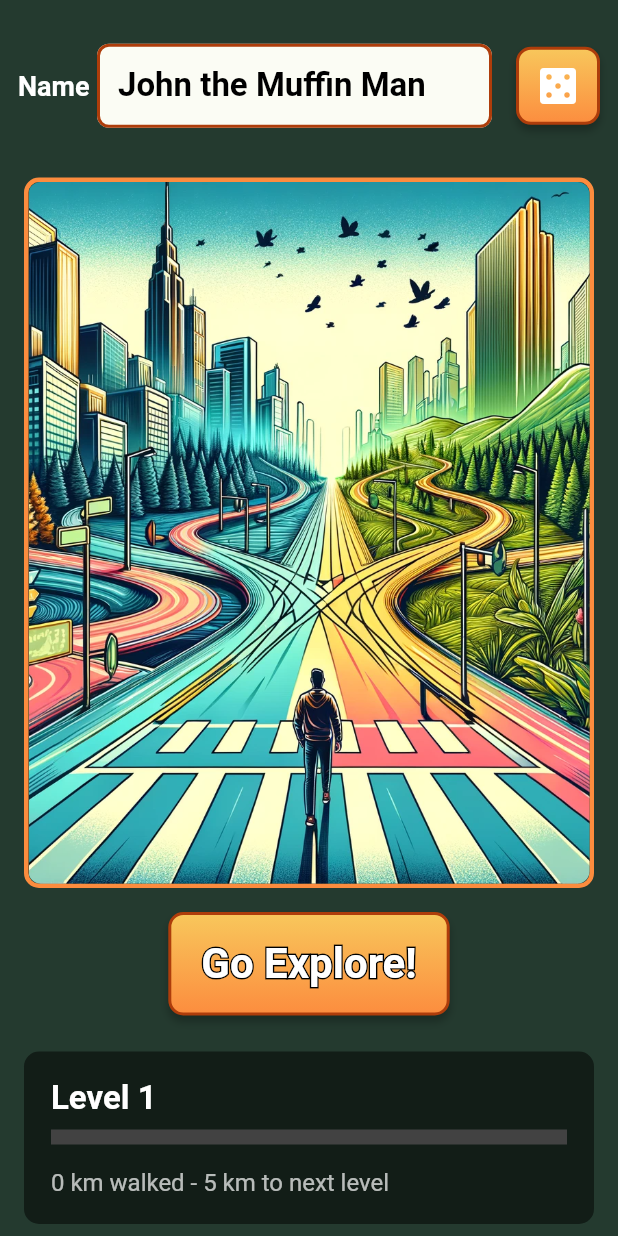
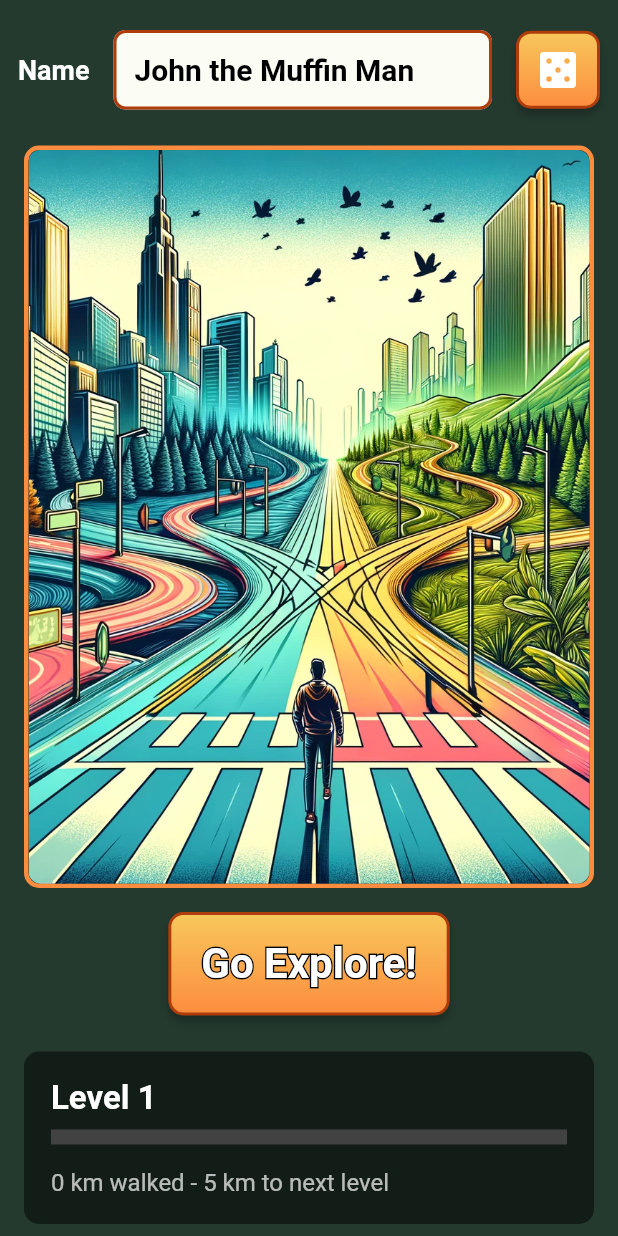
Before and after one commit to HealthyMindTech/walkie-talkie, a Flutter app: the HomePage screen opened by its route, on a phone screen of 412 x 824 dp. Run offline on Flutter 3.47's test engine with Material 2 defaults, Android fonts, the phone set to English and light mode, and no system bars; drawn by our look-alikes of stroke_text; our stand-ins replace audioplayers, flutter_map, geolocator, google_fonts, just_audio, latlong2 and 3 more; accounts and stored records are empty.

Commit message:
layout fixes

```diff
--- a/flutter/lib/screens/home_page.dart
+++ b/flutter/lib/screens/home_page.dart
@@ -34,19 +34,14 @@ class _HomePageState extends State<HomePage> {
       body: SafeArea(
         child: Column(
           children: [
-            Expanded(
-              flex: 1,
-              // This should wrap the ListView
-              child: Container(
+            Container(
               padding: const EdgeInsets.fromLTRB(12, 12, 12, 16),
               child: CustomInput(
                 controller: _nameController,
                 label: 'Name',
                 keyboardType: TextInputType.text,
                 textInputAction: TextInputAction.done,
-                        onFieldSubmitted: (value) {
-                        },
-                      ),
+                onFieldSubmitted: (value) {},
               ),
             ),
             Expanded(
@@ -59,13 +54,19 @@ class _HomePageState extends State<HomePage> {
                     color: const Color(0xFFfc8c3e),
                     width: 3,
                   ),
-                  borderRadius: BorderRadius.circular(10), // Rounded corners for the container
+                  borderRadius: BorderRadius.circular(
+                      10), // Rounded corners for the container
                 ),
                 child: ClipRRect(
-                  borderRadius: BorderRadius.circular(8), // Apply the same rounded corners to the clipper
-                  child: Image.asset('assets/background.png',
-                    width: MediaQuery.of(context).size.width, // Force the image to take full width of the screen
-                    fit: BoxFit.fitHeight, // Fit the width of the image to the container
+                  borderRadius: BorderRadius.circular(
+                      8), // Apply the same rounded corners to the clipper
+                  child: Image.asset(
+                    'assets/background.png',
+                    width: MediaQuery.of(context)
+                        .size
+                        .width, // Force the image to take full width of the screen
+                    fit: BoxFit
+                        .fitHeight, // Fit the width of the image to the container
                     // alignment: Alignment
                     //     .topCenter, // Align the image to the top of the container
                   ),
@@ -168,10 +169,7 @@ class CustomInput extends StatelessWidget {
       padding: const EdgeInsets.symmetric(vertical: 8.0), // Vertical padding
       child: Row(
         children: [
-          Expanded(
-            flex:
-                1, // Adjust the ratio of label width to text field width as needed
-            child: Text(
+          Text(
             label,
             style: const TextStyle(
               color: Colors.white, // Label color
@@ -179,8 +177,7 @@ class CustomInput extends StatelessWidget {
               fontSize: 18,
             ),
           ),
-          ),
-          // SizedBox(width: 16), // Space between label and text field
+          SizedBox(width: 16), // Space between label and text field
           Expanded(
             flex: 5, // Increase the flex of text field to give it more space
             child: TextFormField(
@@ -191,7 +188,7 @@ class CustomInput extends StatelessWidget {
               style: const TextStyle(
                 color: Colors.black, // Text color
                 fontWeight: FontWeight.bold,
-                fontSize: 22,
+                fontSize: 20,
               ),
               decoration: InputDecoration(
                 contentPadding: const EdgeInsets.symmetric(
@@ -221,7 +218,9 @@ class CustomInput extends StatelessWidget {
           ),
           const SizedBox(width: 16), // Space between label and text field
           CustomButton(
-              children: const [Icon(Icons.casino, color: Colors.white, size: 32)],
+              children: const [
+                Icon(Icons.casino, color: Colors.white, size: 32)
+              ],
               onPressed: () {
                 controller.text = getRandomNameProfession();
               })
```
Lines whose indentation alone changed are shown as unchanged.
